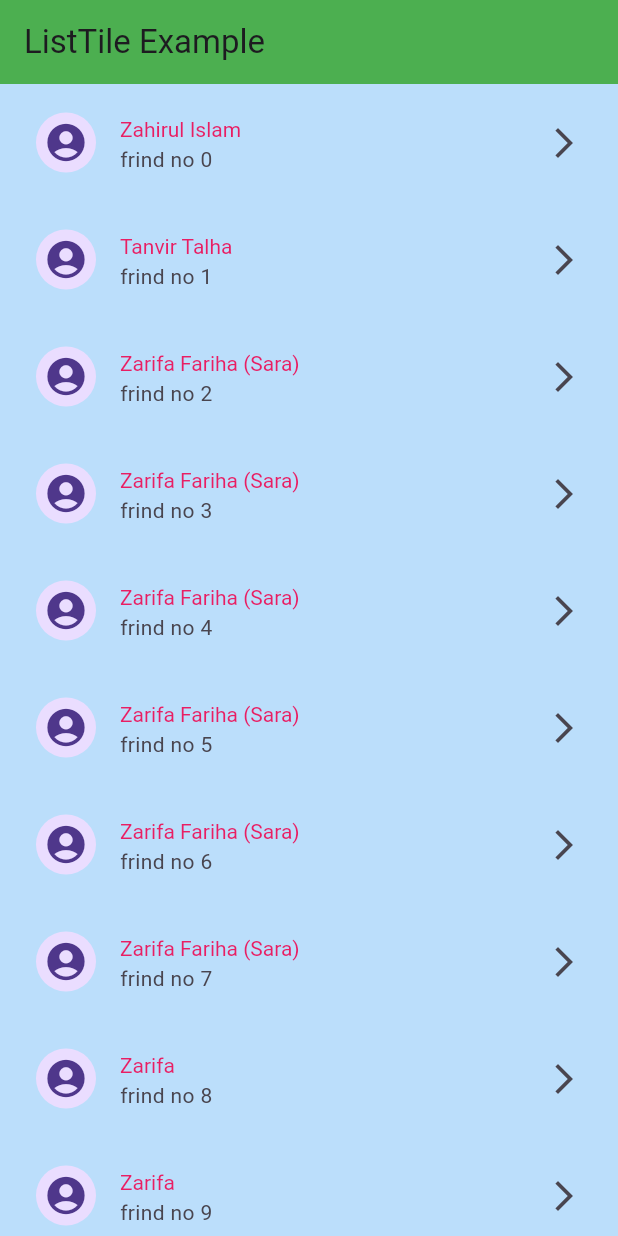
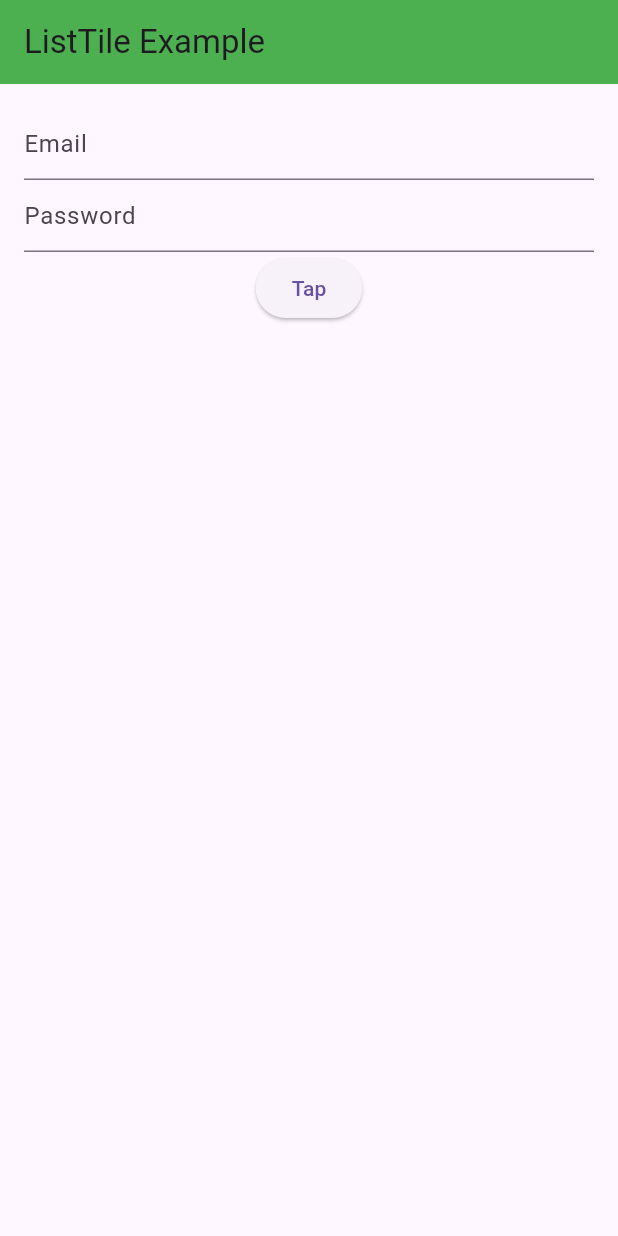
Before and after one commit to Zahirul064/live_class_project, a Flutter app: the screen it shows after launch, on a phone screen of 412 x 824 dp. Run offline on Flutter 3.47's test engine with Material 3 defaults, Android fonts, the phone set to English and light mode, and no system bars.

Commit message:
new updated

```diff
--- a/lib/main.dart
+++ b/lib/main.dart
@@ -1,6 +1,4 @@
 import 'package:flutter/material.dart';
-
-
 
 // Gridview, ListTile, Form, GolablKey, Key hh
 
@@ -43,6 +41,9 @@ class Home extends StatelessWidget {
     'Zarifa',
     'Zarifa'
   ];
+  TextEditingController _emailTEController = TextEditingController();
+  TextEditingController _passwordTEController = TextEditingController();
+  GlobalKey<FormState> _formKey = GlobalKey();
 
   @override
   Widget build(BuildContext context) {
@@ -51,12 +52,82 @@ class Home extends StatelessWidget {
         title: Text('ListTile Example'),
         backgroundColor: Colors.green,
       ),
-      body: ListView.builder(
+
+      body: Padding(
+        padding: const EdgeInsets.all(16.0),
+        child: Form(
+          key: _formKey,
+          child: Column(
+            children: [
+              TextFormField(
+                controller: _emailTEController,
+                decoration: InputDecoration(hintText: 'Email'),
+                validator: (String? value) {
+                  if (value == null || value.isEmpty) {
+                    return 'Enter your Email';
+                  }
+                  return null;
+                },
+              ),
+              TextFormField(
+                controller: _passwordTEController,
+                decoration: InputDecoration(hintText: 'Password'),
+                validator: (String? value){
+                  if(value?.isEmpty?? true){
+                    return 'Enter your Password';
+                  }
+                  return null;
+                },
+              ),
+              ElevatedButton(
+                  onPressed: () {
+                    // String email = _emailTEController.text;
+                    // String pass = _passwordTEController.text;
+                    //
+                    // if (email.isNotEmpty && pass.isNotEmpty) {
+                    //   print("Login Success");
+                    // } else {
+                    //   print("Login failed. Missing data");
+                    // }
+                    if(_formKey.currentState!.validate()){
+                      print("Login Success");
+                    }
+                  },
+                  child: Text('Tap'))
+            ],
+          ),
+        ),
+      ),
+      /*body: GridView.builder(
+        itemCount: friendList.length,
+          gridDelegate:
+              SliverGridDelegateWithFixedCrossAxisCount(crossAxisCount: 3),
+          itemBuilder: (context, index) {
+          return Center(
+              child: Text(
+                  friendList[index], style: TextStyle(color: Colors.pink,)),
+
+          );
+          }
+          ),*/
+
+      /*body: GridView(
+          gridDelegate: SliverGridDelegateWithFixedCrossAxisCount(
+              crossAxisCount: 2, mainAxisSpacing: 10),
+          children: [
+            Text('data'),
+            Text('data'),
+            Text('data'),
+            Text('data'),
+          ],
+        )*/
+        /*body: ListView.builder(
           itemCount: friendList.length,
-          itemBuilder: (context, index) {
+          itemBuilder: (BuildContext context, int index) {
             return ListTile(
               title: Text(friendList[index]),
-              subtitle: Text('frind no $index'),
+              //subtitle: Text('frind no $index'),
+              subtitle: Text('Friend no ${index+1}'),
               trailing: Icon(Icons.arrow_forward_ios),
               leading: CircleAvatar(child: Icon(Icons.account_circle_rounded,size: 30,)),
               onTap: () {print('on Tab $index');},
@@ -69,15 +140,15 @@ class Home extends StatelessWidget {
               //dense: false,
             );
 
-            /*Padding(
+            */ /*Padding(
               padding: const EdgeInsets.all(16.0),
               child: Text(
                 friendList[index],style: TextStyle(
                 fontSize: 16
               ),
               ),
-            );*/
-          }),
-    );
+            );*/ /*
+          }),*/
+        );
   }
 }
```
